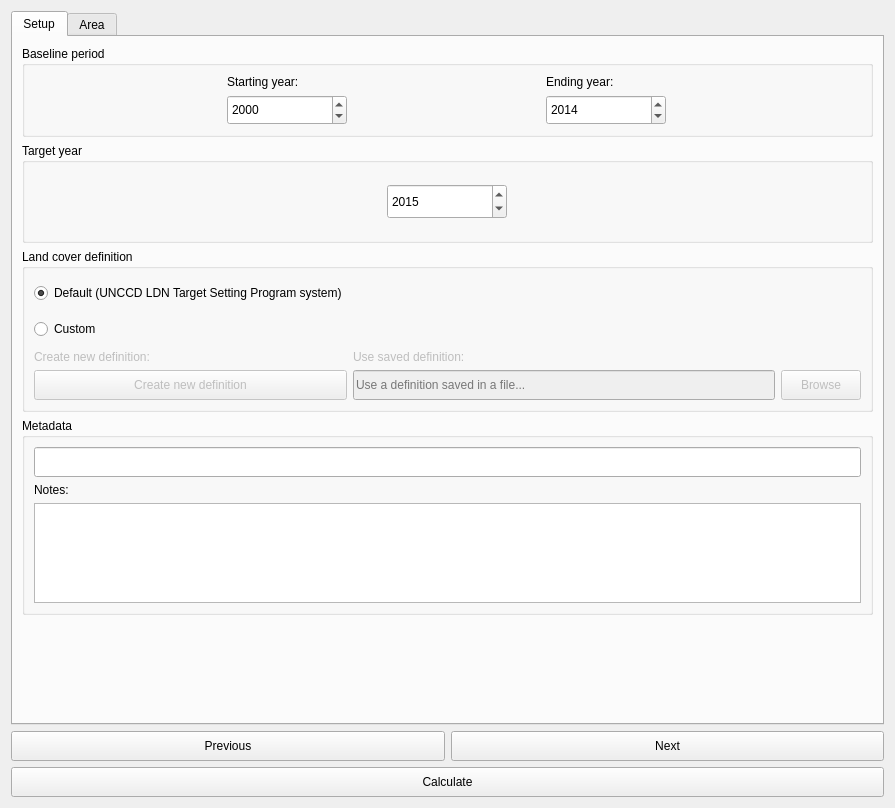
This is LDMP/gui/DlgCalculateSOC.ui in ConservationInternational/trends.earth as Qt 5 draws it before an edit. The edited form follows.
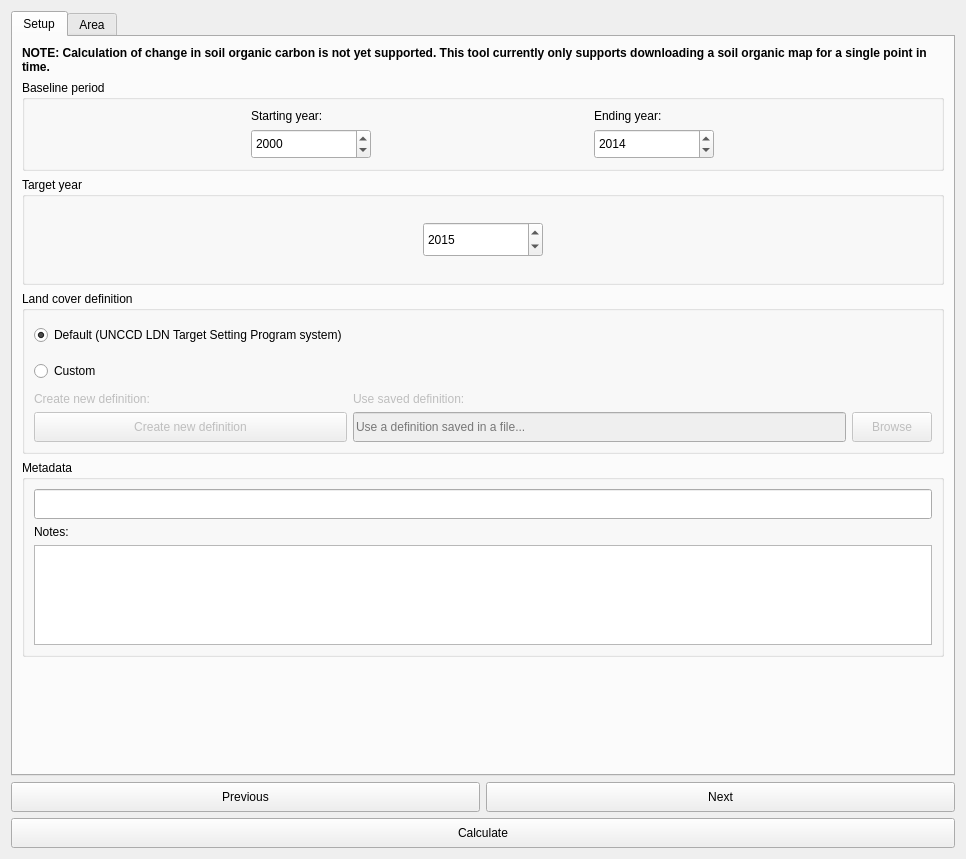
This is the edited form.

Commit message: Setup SOC calculation.

The edit to the form file:
```diff
--- a/LDMP/gui/DlgCalculateSOC.ui
+++ b/LDMP/gui/DlgCalculateSOC.ui
@@ -6,8 +6,8 @@
    <rect>
     <x>0</x>
     <y>0</y>
-    <width>895</width>
-    <height>808</height>
+    <width>966</width>
+    <height>859</height>
    </rect>
   </property>
   <property name="sizePolicy">
@@ -40,7 +40,26 @@
       </attribute>
       <layout class="QVBoxLayout" name="verticalLayout_5">
        <item>
-        <widget class="QGroupBox" name="groupBox_9">
+        <widget class="QLabel" name="label">
+         <property name="font">
+          <font>
+           <weight>75</weight>
+           <bold>true</bold>
+          </font>
+         </property>
+         <property name="text">
+          <string>NOTE: Calculation of change in soil organic carbon is not yet supported. This tool currently only supports downloading a soil organic map for a single point in time.</string>
+         </property>
+         <property name="wordWrap">
+          <bool>true</bool>
+         </property>
+        </widget>
+       </item>
+       <item>
+        <widget class="QGroupBox" name="baseline_box">
+         <property name="enabled">
+          <bool>true</bool>
+         </property>
          <property name="title">
           <string>Baseline period</string>
          </property>
@@ -180,7 +199,10 @@
         </widget>
        </item>
        <item>
-        <widget class="QGroupBox" name="groupBox_4">
+        <widget class="QGroupBox" name="target_box">
+         <property name="enabled">
+          <bool>true</bool>
+         </property>
          <property name="title">
           <string>Target year</string>
          </property>
@@ -245,7 +267,10 @@
         </widget>
        </item>
        <item>
-        <widget class="QGroupBox" name="groupBox">
+        <widget class="QGroupBox" name="remap_box">
+         <property name="enabled">
+          <bool>true</bool>
+         </property>
          <property name="title">
           <string>Land cover definition</string>
          </property>
```
Left out of the diff: 14 changed lines with no effect on the pictures. The commit also changes 7 other files.
